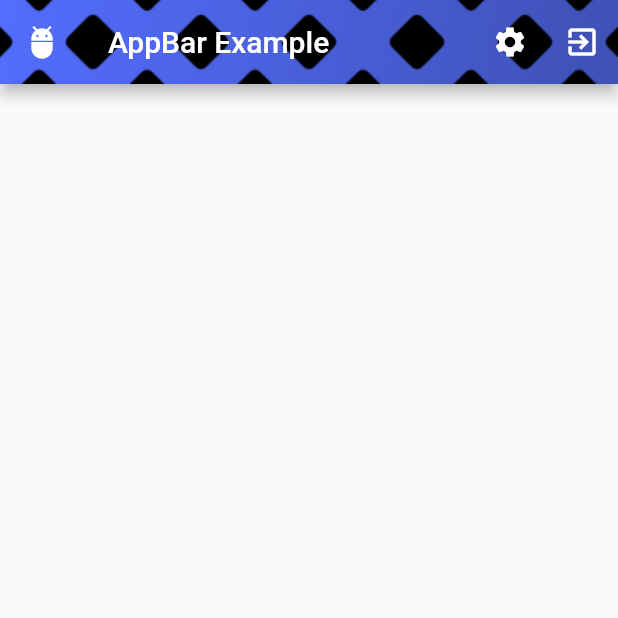
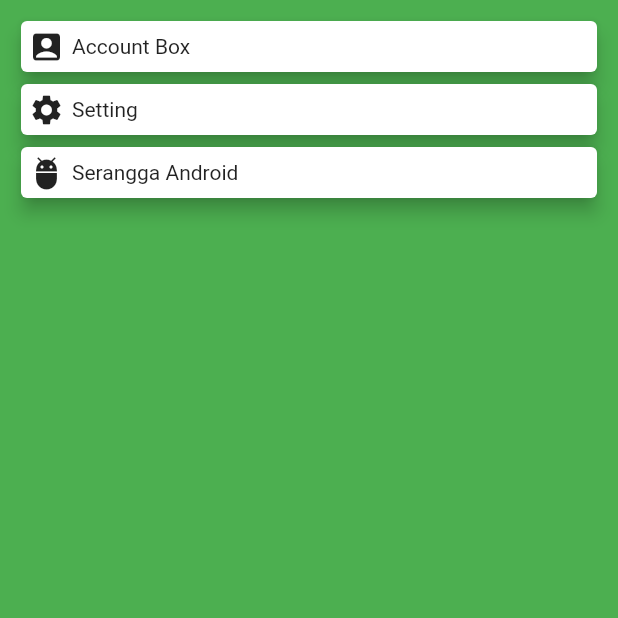
Before and after one commit to arifinmn11/basic-flutter, a Flutter app: the screen it shows after launch, on a phone screen of 412 x 824 dp, the top half of it. Run offline on Flutter 3.47's test engine with Material 2 defaults, Android fonts, the phone set to English and light mode, and no system bars.

Commit message:
Example card widget

```diff
--- a/lib/main.dart
+++ b/lib/main.dart
@@ -11,32 +11,36 @@ class MyApp extends StatelessWidget {
   Widget build(BuildContext context) {
     return MaterialApp(
       home: Scaffold(
-        appBar: AppBar(
-          leading: Icon(
-            Icons.adb,
-            color: Colors.white,
-          ),
-          title: Text(
-            'AppBar Example',
-            style: TextStyle(color: Colors.white),
-          ),
-          actions: <Widget>[
-            IconButton(onPressed: () {}, icon: Icon(Icons.settings)),
-            IconButton(onPressed: () {}, icon: Icon(Icons.exit_to_app))
-          ],
-          flexibleSpace: Container(
-            decoration: BoxDecoration(
-                gradient: LinearGradient(
-                    end: FractionalOffset.topLeft,
-                    begin: FractionalOffset.bottomRight,
-                    colors: <Color>[Colors.indigo, Colors.indigoAccent]),
-                image: DecorationImage(
-                    image: AssetImage('assets/1.png'),
-                    fit: BoxFit.none,
-                    repeat: ImageRepeat.repeat)),
+        backgroundColor: Colors.green,
+        // appBar: AppBar(
+        //   title: Text('Example Card View'),
+        // ),
+        body: Container(
+          margin: EdgeInsets.all(10),
+          child: ListView(
+            children: <Widget>[
+              buildCard(Icons.account_box, 'Account Box'),
+              buildCard(Icons.settings, 'Setting'),
+              buildCard(Icons.adb, 'Serangga Android')
+            ],
           ),
         ),
       ),
     );
   }
+
+  Card buildCard(IconData iconData, String text) {
+    return Card(
+      elevation: 5,
+      child: Row(
+        children: <Widget>[
+          Container(
+            margin: EdgeInsets.all(5),
+            child: Icon(iconData),
+          ),
+          Text(text),
+        ],
+      ),
+    );
+  }
 }
--- a/pubspec.yaml
+++ b/pubspec.yaml
@@ -58,8 +58,8 @@ flutter:
   uses-material-design: true
 
   # To add assets to your application, add an assets section, like this:
-  assets:
-     - assets/1.png
+  # assets:
+  #   - images/1.png
   #   - images/a_dot_ham.jpeg
 
   # An image asset can refer to one or more resolution-specific "variants", see
```
Also changed, not shown: assets/1.png (deleted).
